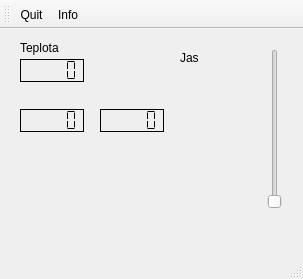
Qt form RaspberryPI/mainwindow.ui (maruncz/RaspberryPI-tablet) before a commit.
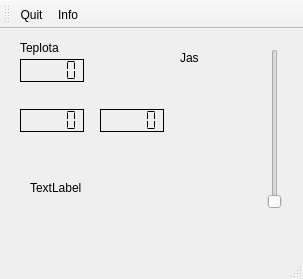
The same form after that commit. Icons and pictures are not drawn.

Commit message: On branch master 	modified:   RaspberryPI/RaspberryPI.pro 	modified:   RaspberryPI/hwinfo.h 	new file:   RaspberryPI/idle_detect.cpp 	new file:   RaspberryPI/idle_detect.h 	modified:   RaspberryPI/info_screen.cpp 	modified:   RaspberryPI/mainwindow.cpp 	modified:   RaspberryPI/mainwindow.h 	modified:   RaspberryPI/mainwindow.ui

The edit to the form file:
```diff
--- a/RaspberryPI/mainwindow.ui
+++ b/RaspberryPI/mainwindow.ui
@@ -110,6 +110,19 @@
      <string>Jas</string>
     </property>
    </widget>
+   <widget class="QLabel" name="label_3">
+    <property name="geometry">
+     <rect>
+      <x>30</x>
+      <y>150</y>
+      <width>67</width>
+      <height>17</height>
+     </rect>
+    </property>
+    <property name="text">
+     <string>TextLabel</string>
+    </property>
+   </widget>
   </widget>
   <widget class="QMenuBar" name="menuBar">
    <property name="geometry">
```
The commit also changes 7 other files.
